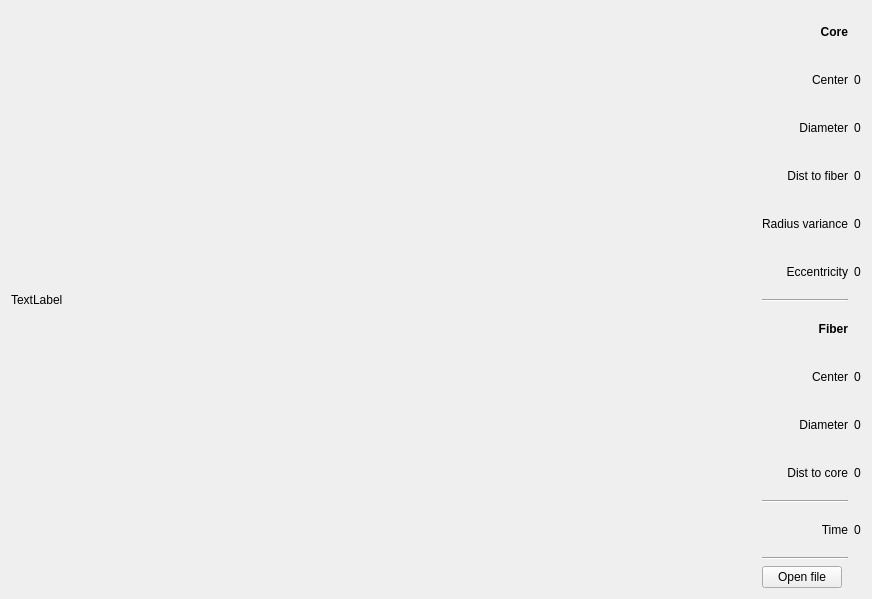
This is src/mainwindow.ui in missglory/cvutil as Qt 5 draws it before an edit. The edited form follows.
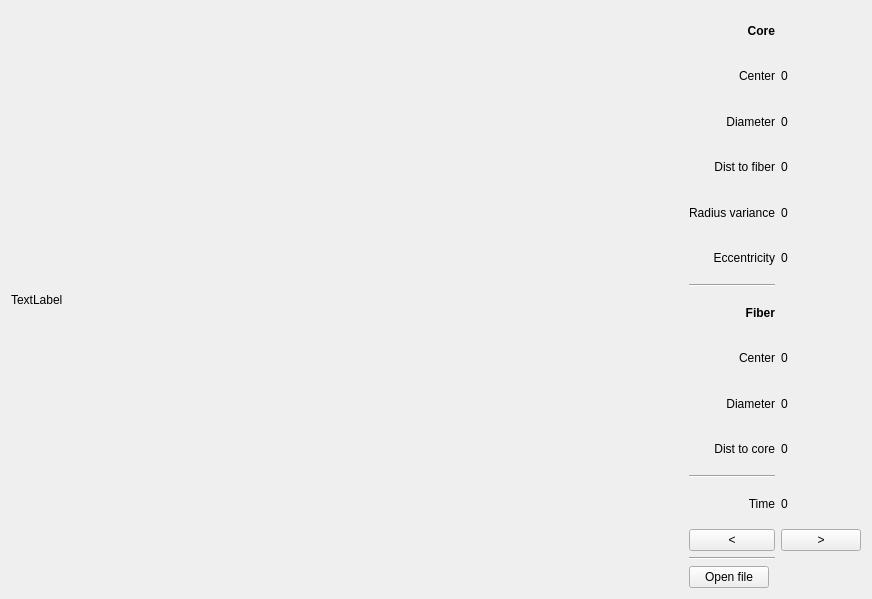
This is the edited form.

Diff of the .ui file:
```diff
--- a/src/mainwindow.ui
+++ b/src/mainwindow.ui
@@ -212,8 +212,12 @@
          <property name="alignment">
           <set>Qt::AlignRight|Qt::AlignTrailing|Qt::AlignVCenter</set>
          </property>
-         <property name="margin">
-          <number>1</number>
+        </widget>
+       </item>
+       <item row="15" column="0">
+        <widget class="Line" name="line_3">
+         <property name="orientation">
+          <enum>Qt::Horizontal</enum>
          </property>
         </widget>
        </item>
@@ -254,9 +258,16 @@
         </widget>
        </item>
        <item row="14" column="0">
-        <widget class="Line" name="line_3">
-         <property name="orientation">
-          <enum>Qt::Horizontal</enum>
+        <widget class="QPushButton" name="buttonBack">
+         <property name="text">
+          <string>&lt;</string>
+         </property>
+        </widget>
+       </item>
+       <item row="14" column="1">
+        <widget class="QPushButton" name="buttonForward">
+         <property name="text">
+          <string>&gt;</string>
          </property>
         </widget>
        </item>
```
Left out of the diff: 115 changed lines with no effect on the pictures.
